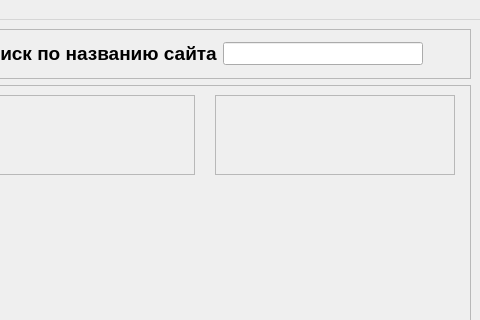
First picture: the form in SPG/mainwindow.ui, repository DahiTM/SPG, before the edit; both pictures show x 320 to 800 and y 0 to 320 of the 800 by 600 pixel window.
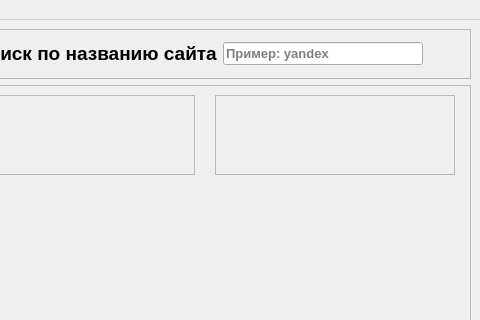
Second picture: the form after the edit.

```diff
--- a/SPG/mainwindow.ui
+++ b/SPG/mainwindow.ui
@@ -163,7 +163,7 @@
             <bool>false</bool>
            </property>
            <property name="placeholderText">
-            <string/>
+            <string>Пример: yandex</string>
            </property>
           </widget>
          </item>
```
